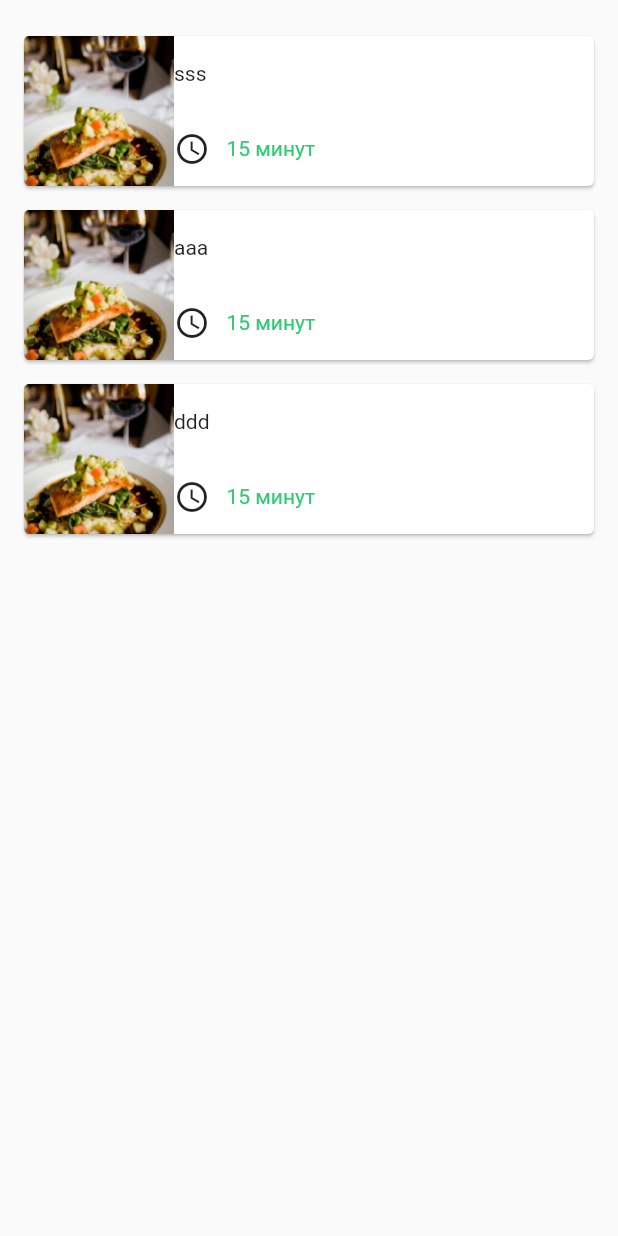
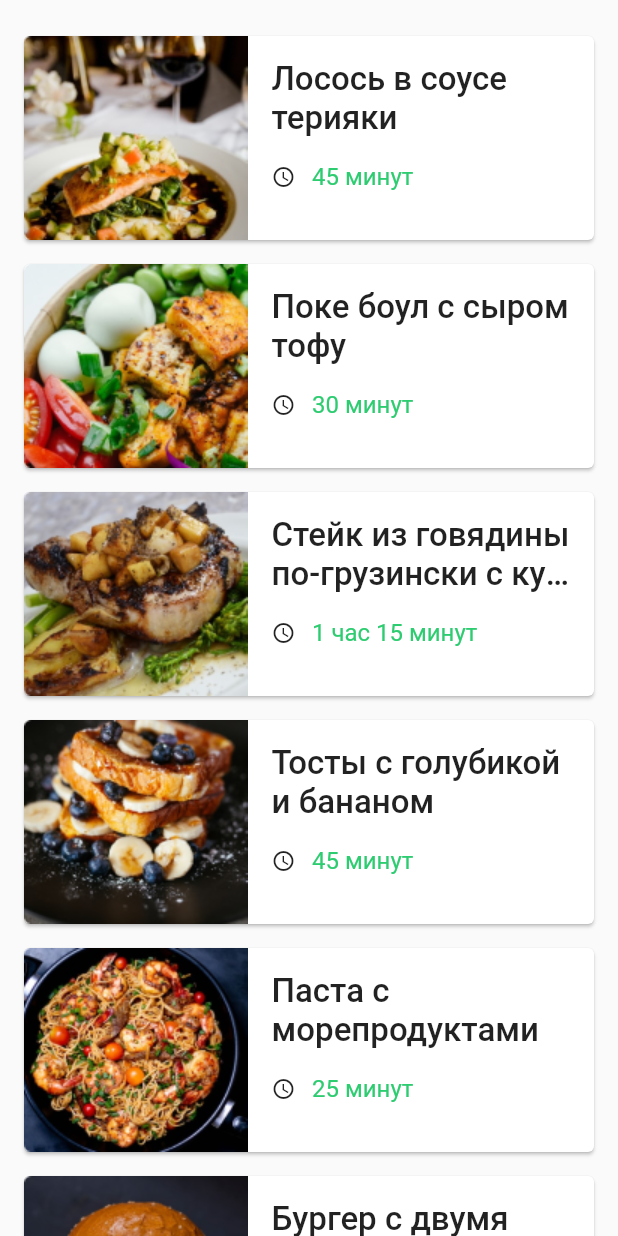
Before and after one commit to choper78rus666/otus_home_work, a Flutter app: the screen it shows after launch, on a phone screen of 412 x 824 dp. Run offline on Flutter 3.47's test engine with Material 2 defaults, Android fonts, the phone set to English and light mode, and no system bars.

Commit message:
create time function? refactor list

```diff
--- a/lib/builder_delegate.dart
+++ b/lib/builder_delegate.dart
@@ -1,48 +1,72 @@
 import 'package:flutter/material.dart';
 import 'configs/recipients.dart';
+import 'package:home_work/helpers.dart';
 
 // Формируем карточки для списка
 final recipientCardSliverDelegate = SliverChildBuilderDelegate(
   (context, index) => Card(
     margin: const EdgeInsets.symmetric(vertical: 8.0),
     child: SizedBox(
-      height: 100,
+      height: 136,
       child: Row(
         key: UniqueKey(),
         crossAxisAlignment: CrossAxisAlignment.start,
         children: [
           SizedBox(
-              width: 100,
-              height: 100,
+            width: 149,
+            height: 136,
             child: Image.asset(
-                'assets/images/recipient_mini.png',
+              recipientsList[index]['imagePath'],
               fit: BoxFit.fill,
-              )),
-          Expanded(
+            ),
+          ),
+          Padding(
+            padding: const EdgeInsets.all(16.0),
             child: Column(
+              crossAxisAlignment: CrossAxisAlignment.start,
               children: [
                 Expanded(
-                  child: Row(key: UniqueKey(), children: [
-                    Text(
+                  child: Row(
+                    key: UniqueKey(),
+                    children: [
+                      SizedBox(
+                        width: 208,
+                        height: 52,
+                        child: Text(
                           recipientsList[index]['title'] ?? '',
                           maxLines: 2,
                           overflow: TextOverflow.ellipsis,
+                          style: const TextStyle(
+                            fontFamily: 'Roboto',
+                            fontSize: 22,
+                            fontWeight: FontWeight.w500,
                           ),
-                  ]),
+                        ),
+                      ),
+                    ],
+                  ),
                 ),
                 Expanded(
                   child: Row(
                     key: UniqueKey(),
                     children: [
-                      Icon(Icons.access_time, key: UniqueKey()),
+                      Icon(
+                        Icons.access_time,
+                        key: UniqueKey(),
+                        size: 16.0,
+                      ),
                       Padding(
                         padding: const EdgeInsets.only(left: 11.0),
                         child: Text(
-                              '${recipientsList[index]['time'].toString()} минут',
+                          timeToString(recipientsList[index]['time'] ?? 0),
                           key: UniqueKey(),
                           style: const TextStyle(
                             color: Color(0xff2ECC71),
-                              ))),
+                            fontSize: 16,
+                            fontWeight: FontWeight.w400,
+                          ),
+                        ),
+                      ),
                     ],
                   ),
                 )
--- a/lib/configs/recipients.dart
+++ b/lib/configs/recipients.dart
@@ -1,18 +1,38 @@
 // Файл конфигурации рецептов
 const List<Map<String, dynamic>> recipientsList = [
   {
-    'imagePath': '',
-    'title': 'sss',
-    'time': 15,
+    'imagePath': 'assets/images/recipient_mini.png',
+    'title': 'Лосось в соусе терияки',
+    'time': 45,
   },
   {
-    'imagePath': '',
-    'title': 'aaa',
-    'time': 15,
+    'imagePath': 'assets/images/recipient_mini2.png',
+    'title': 'Поке боул с сыром тофу',
+    'time': 30,
   },
   {
-    'imagePath': '',
-    'title': 'ddd',
-    'time': 15,
+    'imagePath': 'assets/images/recipient_mini3.png',
+    'title': 'Стейк из говядины по-грузински с кукурузой',
+    'time': 75,
+  },
+  {
+    'imagePath': 'assets/images/recipient_mini4.png',
+    'title': 'Тосты с голубикой и бананом',
+    'time': 45,
+  },
+  {
+    'imagePath': 'assets/images/recipient_mini5.png',
+    'title': 'Паста с морепродуктами',
+    'time': 25,
+  },
+  {
+    'imagePath': 'assets/images/recipient_mini6.png',
+    'title': 'Бургер с двумя котлетами',
+    'time': 60,
+  },
+  {
+    'imagePath': 'assets/images/recipient_mini7.png',
+    'title': 'Пицца Маргарита домашняя',
+    'time': 25,
   },
 ];
```
Also changed, not shown: lib/helpers.dart (added, +49 -0 lines). Lines whose indentation alone changed are shown as unchanged.
